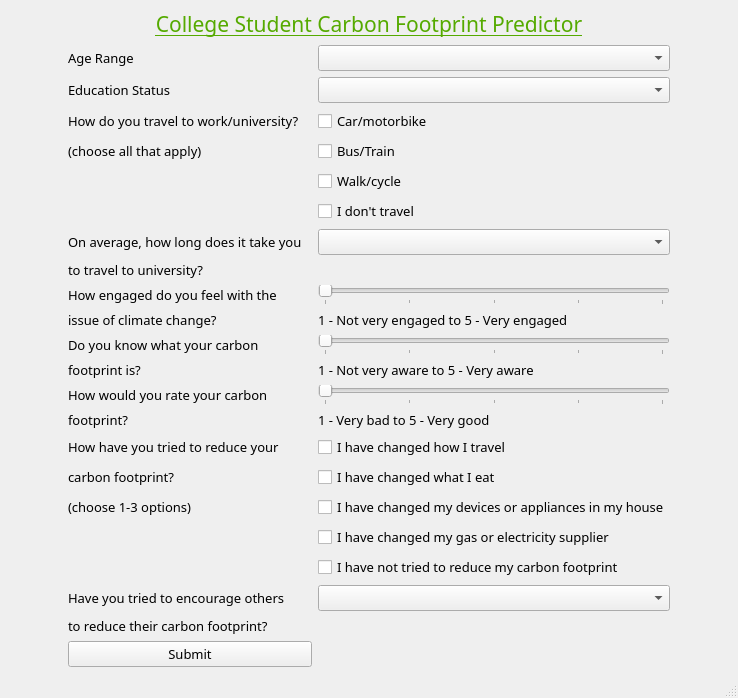
The window that BoilerMake2020.ui (nrodeghi/BoilerMake2020) describes before a commit, drawn with Qt 5.
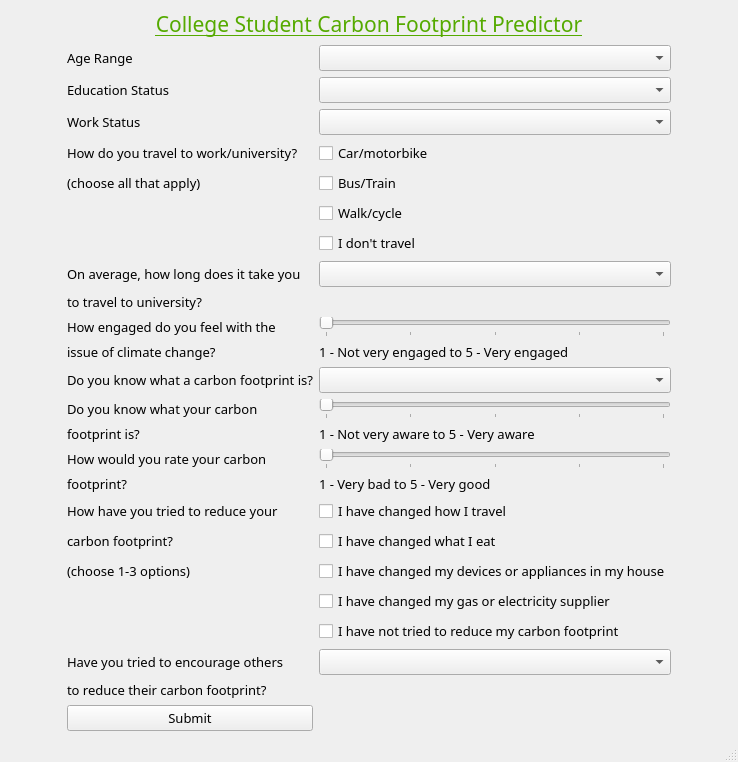
The same window after the commit. Icons and pictures are not drawn.

Diff of the .ui file:
```diff
--- a/BoilerMake2020.ui
+++ b/BoilerMake2020.ui
@@ -31,319 +31,7 @@
     <enum>Qt::LeftToRight</enum>
    </property>
    <layout class="QGridLayout" name="gridLayout">
-    <item row="2" column="1">
-     <spacer name="verticalSpacer">
-      <property name="orientation">
-       <enum>Qt::Vertical</enum>
-      </property>
-      <property name="sizeHint" stdset="0">
-       <size>
-        <width>20</width>
-        <height>40</height>
-       </size>
-      </property>
-     </spacer>
-    </item>
-    <item row="1" column="3">
-     <spacer name="horizontalSpacer">
-      <property name="orientation">
-       <enum>Qt::Horizontal</enum>
-      </property>
-      <property name="sizeHint" stdset="0">
-       <size>
-        <width>40</width>
-        <height>20</height>
-       </size>
-      </property>
-     </spacer>
-    </item>
-    <item row="47" column="1">
-     <widget class="QLabel" name="lbOthers2">
-      <property name="font">
-       <font>
-        <family>Bahnschrift</family>
-        <pointsize>10</pointsize>
-       </font>
-      </property>
-      <property name="text">
-       <string>to reduce their carbon footprint?</string>
-      </property>
-     </widget>
-    </item>
-    <item row="1" column="2">
-     <widget class="QComboBox" name="cbAge">
-      <property name="enabled">
-       <bool>true</bool>
-      </property>
-      <property name="font">
-       <font>
-        <family>Bahnschrift</family>
-        <pointsize>10</pointsize>
-       </font>
-      </property>
-     </widget>
-    </item>
-    <item row="9" column="1">
-     <widget class="QLabel" name="lbTravel2">
-      <property name="font">
-       <font>
-        <family>Bahnschrift</family>
-        <pointsize>10</pointsize>
-       </font>
-      </property>
-      <property name="text">
-       <string>(choose all that apply)</string>
-      </property>
-     </widget>
-    </item>
-    <item row="3" column="1">
-     <widget class="QLabel" name="lbEdu">
-      <property name="font">
-       <font>
-        <family>Bahnschrift</family>
-        <pointsize>10</pointsize>
-       </font>
-      </property>
-      <property name="text">
-       <string>Education Status</string>
-      </property>
-     </widget>
-    </item>
-    <item row="3" column="2">
-     <widget class="QComboBox" name="cbEdu">
-      <property name="font">
-       <font>
-        <family>Bahnschrift</family>
-        <pointsize>10</pointsize>
-       </font>
-      </property>
-     </widget>
-    </item>
-    <item row="0" column="1" colspan="2">
-     <widget class="QLabel" name="lbTitle">
-      <property name="font">
-       <font>
-        <family>Bahnschrift</family>
-        <pointsize>14</pointsize>
-       </font>
-      </property>
-      <property name="text">
-       <string>&lt;html&gt;&lt;head/&gt;&lt;body&gt;&lt;p align=&quot;center&quot;&gt;&lt;span style=&quot; font-size:16pt; text-decoration: underline; color:#55aa00;&quot;&gt;College Student Carbon Footprint Predictor&lt;/span&gt;&lt;/p&gt;&lt;/body&gt;&lt;/html&gt;</string>
-      </property>
-     </widget>
-    </item>
-    <item row="27" column="1">
-     <widget class="QLabel" name="lbTime1">
-      <property name="font">
-       <font>
-        <family>Bahnschrift</family>
-        <pointsize>10</pointsize>
-       </font>
-      </property>
-      <property name="text">
-       <string>On average, how long does it take you</string>
-      </property>
-     </widget>
-    </item>
-    <item row="30" column="2">
-     <widget class="QSlider" name="slEng">
-      <property name="minimum">
-       <number>1</number>
-      </property>
-      <property name="maximum">
-       <number>5</number>
-      </property>
-      <property name="orientation">
-       <enum>Qt::Horizontal</enum>
-      </property>
-      <property name="tickPosition">
-       <enum>QSlider::TicksBelow</enum>
-      </property>
-      <property name="tickInterval">
-       <number>1</number>
-      </property>
-     </widget>
-    </item>
-    <item row="37" column="2">
-     <widget class="QLabel" name="lbPrint3">
-      <property name="font">
-       <font>
-        <family>Bahnschrift</family>
-        <pointsize>10</pointsize>
-       </font>
-      </property>
-      <property name="text">
-       <string>1 - Very bad to 5 - Very good</string>
-      </property>
-     </widget>
-    </item>
-    <item row="36" column="1">
-     <widget class="QLabel" name="lbPrint1">
-      <property name="font">
-       <font>
-        <family>Bahnschrift</family>
-        <pointsize>10</pointsize>
-       </font>
-      </property>
-      <property name="text">
-       <string>How would you rate your carbon</string>
-      </property>
-     </widget>
-    </item>
     <item row="39" column="1">
-     <widget class="QLabel" name="lbTry1">
-      <property name="font">
-       <font>
-        <family>Bahnschrift</family>
-        <pointsize>10</pointsize>
-       </font>
-      </property>
-      <property name="text">
-       <string>How have you tried to reduce your</string>
-      </property>
-     </widget>
-    </item>
-    <item row="39" column="2">
-     <widget class="QCheckBox" name="chTry1">
-      <property name="font">
-       <font>
-        <family>Bahnschrift</family>
-        <pointsize>10</pointsize>
-       </font>
-      </property>
-      <property name="text">
-       <string>I have changed how I travel</string>
-      </property>
-     </widget>
-    </item>
-    <item row="34" column="1">
-     <widget class="QLabel" name="lbKnow2">
-      <property name="font">
-       <font>
-        <family>Bahnschrift</family>
-        <pointsize>10</pointsize>
-       </font>
-      </property>
-      <property name="text">
-       <string>footprint is?</string>
-      </property>
-     </widget>
-    </item>
-    <item row="37" column="1">
-     <widget class="QLabel" name="lbPrint2">
-      <property name="font">
-       <font>
-        <family>Bahnschrift</family>
-        <pointsize>10</pointsize>
-       </font>
-      </property>
-      <property name="text">
-       <string>footprint?</string>
-      </property>
-     </widget>
-    </item>
-    <item row="34" column="2">
-     <widget class="QLabel" name="lbKnow3">
-      <property name="font">
-       <font>
-        <family>Bahnschrift</family>
-        <pointsize>10</pointsize>
-       </font>
-      </property>
-      <property name="text">
-       <string>1 - Not very aware to 5 - Very aware</string>
-      </property>
-     </widget>
-    </item>
-    <item row="40" column="1">
-     <widget class="QLabel" name="lbTry2">
-      <property name="font">
-       <font>
-        <family>Bahnschrift</family>
-        <pointsize>10</pointsize>
-       </font>
-      </property>
-      <property name="text">
-       <string>carbon footprint?</string>
-      </property>
-     </widget>
-    </item>
-    <item row="27" column="2">
-     <widget class="QComboBox" name="cbTime">
-      <property name="font">
-       <font>
-        <family>Bahnschrift</family>
-        <pointsize>10</pointsize>
-       </font>
-      </property>
-     </widget>
-    </item>
-    <item row="30" column="1">
-     <widget class="QLabel" name="lbEng1">
-      <property name="font">
-       <font>
-        <family>Bahnschrift</family>
-        <pointsize>10</pointsize>
-       </font>
-      </property>
-      <property name="text">
-       <string>How engaged do you feel with the</string>
-      </property>
-     </widget>
-    </item>
-    <item row="40" column="2">
-     <widget class="QCheckBox" name="chTry2">
-      <property name="font">
-       <font>
-        <family>Bahnschrift</family>
-        <pointsize>10</pointsize>
-       </font>
-      </property>
-      <property name="text">
-       <string>I have changed what I eat</string>
-      </property>
-     </widget>
-    </item>
-    <item row="31" column="1">
-     <widget class="QLabel" name="lbEng2">
-      <property name="font">
-       <font>
-        <family>Bahnschrift</family>
-        <pointsize>10</pointsize>
-       </font>
-      </property>
-      <property name="text">
-       <string>issue of climate change?</string>
-      </property>
-     </widget>
-    </item>
-    <item row="31" column="2">
-     <widget class="QLabel" name="lbEng3">
-      <property name="font">
-       <font>
-        <family>Bahnschrift</family>
-        <pointsize>10</pointsize>
-       </font>
-      </property>
-      <property name="text">
-       <string>1 - Not very engaged to 5 - Very engaged</string>
-      </property>
-     </widget>
-    </item>
-    <item row="8" column="1">
-     <widget class="QLabel" name="lbTravel1">
-      <property name="font">
-       <font>
-        <family>Bahnschrift</family>
-        <pointsize>10</pointsize>
-       </font>
-      </property>
-      <property name="text">
-       <string>How do you travel to work/university?    </string>
-      </property>
-     </widget>
-    </item>
-    <item row="33" column="1">
      <widget class="QLabel" name="lbKnow1">
       <property name="font">
        <font>
@@ -356,7 +44,26 @@
       </property>
      </widget>
     </item>
-    <item row="28" column="1">
+    <item row="39" column="2">
+     <widget class="QSlider" name="slKnow">
+      <property name="minimum">
+       <number>1</number>
+      </property>
+      <property name="maximum">
+       <number>5</number>
+      </property>
+      <property name="orientation">
+       <enum>Qt::Horizontal</enum>
+      </property>
+      <property name="tickPosition">
+       <enum>QSlider::TicksBelow</enum>
+      </property>
+      <property name="tickInterval">
+       <number>1</number>
+      </property>
+     </widget>
+    </item>
+    <item row="32" column="1">
      <widget class="QLabel" name="lbTime2">
       <property name="font">
        <font>
@@ -369,26 +76,7 @@
       </property>
      </widget>
     </item>
-    <item row="33" column="2">
-     <widget class="QSlider" name="slKnow">
-      <property name="minimum">
-       <number>1</number>
-      </property>
-      <property name="maximum">
-       <number>5</number>
-      </property>
-      <property name="orientation">
-       <enum>Qt::Horizontal</enum>
-      </property>
-      <property name="tickPosition">
-       <enum>QSlider::TicksBelow</enum>
-      </property>
-      <property name="tickInterval">
-       <number>1</number>
-      </property>
-     </widget>
-    </item>
-    <item row="36" column="2">
+    <item row="42" column="2">
      <widget class="QSlider" name="slPrint">
       <property name="minimum">
        <number>1</number>
@@ -407,7 +95,7 @@
       </property>
      </widget>
     </item>
-    <item row="41" column="1">
+    <item row="47" column="1">
      <widget class="QLabel" name="lbTry3">
       <property name="font">
        <font>
@@ -420,8 +108,8 @@
       </property>
      </widget>
     </item>
-    <item row="46" column="1">
-     <widget class="QLabel" name="lbOthers1">
+    <item row="11" column="1">
+     <widget class="QLabel" name="lbTravel1">
       <property name="font">
        <font>
         <family>Bahnschrift</family>
@@ -429,138 +117,37 @@
        </font>
       </property>
       <property name="text">
-       <string>Have you tried to encourage others</string>
+       <string>How do you travel to work/university?    </string>
       </property>
      </widget>
     </item>
-    <item row="42" column="2">
-     <widget class="QCheckBox" name="chTry4">
-      <property name="font">
-       <font>
-        <family>Bahnschrift</family>
-        <pointsize>10</pointsize>
-       </font>
-      </property>
-      <property name="text">
-       <string>I have changed my gas or electricity supplier</string>
-      </property>
-     </widget>
-    </item>
-    <item row="9" column="2">
-     <widget class="QCheckBox" name="chBus">
-      <property name="font">
-       <font>
-        <family>Bahnschrift</family>
-        <pointsize>10</pointsize>
-       </font>
-      </property>
-      <property name="text">
-       <string>Bus/Train</string>
-      </property>
-     </widget>
-    </item>
-    <item row="43" column="2">
-     <widget class="QCheckBox" name="chTry5">
-      <property name="font">
-       <font>
-        <family>Bahnschrift</family>
-        <pointsize>10</pointsize>
-       </font>
-      </property>
-      <property name="text">
-       <string>I have not tried to reduce my carbon footprint</string>
-      </property>
-     </widget>
-    </item>
-    <item row="41" column="2">
-     <widget class="QCheckBox" name="chTry3">
-      <property name="font">
-       <font>
-        <family>Bahnschrift</family>
-        <pointsize>10</pointsize>
-       </font>
-      </property>
-      <property name="text">
-       <string>I have changed my devices or appliances in my house</string>
-      </property>
-     </widget>
-    </item>
-    <item row="46" column="2">
-     <widget class="QComboBox" name="cbOthers">
-      <property name="font">
-       <font>
-        <family>Bahnschrift</family>
-        <pointsize>10</pointsize>
-       </font>
-      </property>
-     </widget>
-    </item>
-    <item row="1" column="0">
-     <spacer name="horizontalSpacer_2">
-      <property name="orientation">
-       <enum>Qt::Horizontal</enum>
-      </property>
-      <property name="sizeHint" stdset="0">
-       <size>
-        <width>40</width>
-        <height>20</height>
-       </size>
-      </property>
-     </spacer>
-    </item>
-    <item row="26" column="1">
-     <spacer name="verticalSpacer_3">
-      <property name="orientation">
-       <enum>Qt::Vertical</enum>
-      </property>
-      <property name="sizeHint" stdset="0">
-       <size>
-        <width>20</width>
-        <height>40</height>
-       </size>
-      </property>
-     </spacer>
-    </item>
-    <item row="32" column="1">
-     <spacer name="verticalSpacer_5">
-      <property name="orientation">
-       <enum>Qt::Vertical</enum>
-      </property>
-      <property name="sizeHint" stdset="0">
-       <size>
-        <width>20</width>
-        <height>40</height>
-       </size>
-      </property>
-     </spacer>
-    </item>
-    <item row="4" column="1">
-     <spacer name="verticalSpacer_2">
-      <property name="orientation">
-       <enum>Qt::Vertical</enum>
-      </property>
-      <property name="sizeHint" stdset="0">
-       <size>
-        <width>20</width>
-        <height>40</height>
-       </size>
-      </property>
-     </spacer>
-    </item>
-    <item row="29" column="1">
-     <spacer name="verticalSpacer_4">
-      <property name="orientation">
-       <enum>Qt::Vertical</enum>
-      </property>
-      <property name="sizeHint" stdset="0">
-       <size>
-        <width>20</width>
-        <height>40</height>
-       </size>
-      </property>
-     </spacer>
-    </item>
     <item row="35" column="1">
+     <widget class="QLabel" name="lbEng2">
+      <property name="font">
+       <font>
+        <family>Bahnschrift</family>
+        <pointsize>10</pointsize>
+       </font>
+      </property>
+      <property name="text">
+       <string>issue of climate change?</string>
+      </property>
+     </widget>
+    </item>
+    <item row="35" column="2">
+     <widget class="QLabel" name="lbEng3">
+      <property name="font">
+       <font>
+        <family>Bahnschrift</family>
+        <pointsize>10</pointsize>
+       </font>
+      </property>
+      <property name="text">
+       <string>1 - Not very engaged to 5 - Very engaged</string>
+      </property>
+     </widget>
+    </item>
+    <item row="41" column="1">
      <spacer name="verticalSpacer_6">
       <property name="orientation">
        <enum>Qt::Vertical</enum>
@@ -573,7 +160,20 @@
       </property>
      </spacer>
     </item>
-    <item row="38" column="1">
+    <item row="33" column="1">
+     <spacer name="verticalSpacer_4">
+      <property name="orientation">
+       <enum>Qt::Vertical</enum>
+      </property>
+      <property name="sizeHint" stdset="0">
+       <size>
+        <width>20</width>
+        <height>40</height>
+       </size>
+      </property>
+     </spacer>
+    </item>
+    <item row="44" column="1">
      <spacer name="verticalSpacer_7">
       <property name="orientation">
        <enum>Qt::Vertical</enum>
@@ -586,7 +186,7 @@
       </property>
      </spacer>
     </item>
-    <item row="44" column="2">
+    <item row="50" column="2">
      <spacer name="verticalSpacer_8">
       <property name="orientation">
        <enum>Qt::Vertical</enum>
@@ -599,7 +199,7 @@
       </property>
      </spacer>
     </item>
-    <item row="48" column="1">
+    <item row="54" column="1">
      <spacer name="verticalSpacer_9">
       <property name="orientation">
        <enum>Qt::Vertical</enum>
@@ -612,7 +212,33 @@
       </property>
      </spacer>
     </item>
-    <item row="1" column="1">
+    <item row="6" column="1">
+     <spacer name="verticalSpacer_2">
+      <property name="orientation">
+       <enum>Qt::Vertical</enum>
+      </property>
+      <property name="sizeHint" stdset="0">
+       <size>
+        <width>20</width>
+        <height>40</height>
+       </size>
+      </property>
+     </spacer>
+    </item>
+    <item row="38" column="1">
+     <spacer name="verticalSpacer_5">
+      <property name="orientation">
+       <enum>Qt::Vertical</enum>
+      </property>
+      <property name="sizeHint" stdset="0">
+       <size>
+        <width>20</width>
+        <height>40</height>
+       </size>
+      </property>
+     </spacer>
+    </item>
+    <item row="2" column="1">
      <widget class="QLabel" name="lbAge">
       <property name="font">
        <font>
@@ -628,7 +254,7 @@
       </property>
      </widget>
     </item>
-    <item row="4" column="2">
+    <item row="6" column="2">
      <spacer name="verticalSpacer_10">
       <property name="orientation">
        <enum>Qt::Vertical</enum>
@@ -641,20 +267,7 @@
       </property>
      </spacer>
     </item>
-    <item row="8" column="2">
-     <widget class="QCheckBox" name="chCar">
-      <property name="font">
-       <font>
-        <family>Bahnschrift</family>
-        <pointsize>10</pointsize>
-       </font>
-      </property>
-      <property name="text">
-       <string>Car/motorbike</string>
-      </property>
-     </widget>
-    </item>
-    <item row="11" column="2">
+    <item row="14" column="2">
      <widget class="QCheckBox" name="chWalk">
       <property name="font">
        <font>
@@ -667,7 +280,7 @@
       </property>
      </widget>
     </item>
-    <item row="12" column="2">
+    <item row="15" column="2">
      <widget class="QCheckBox" name="chNone">
       <property name="font">
        <font>
@@ -680,7 +293,251 @@
       </property>
      </widget>
     </item>
-    <item row="50" column="1">
+    <item row="11" column="2">
+     <widget class="QCheckBox" name="chCar">
+      <property name="font">
+       <font>
+        <family>Bahnschrift</family>
+        <pointsize>10</pointsize>
+       </font>
+      </property>
+      <property name="text">
+       <string>Car/motorbike</string>
+      </property>
+     </widget>
+    </item>
+    <item row="7" column="1">
+     <widget class="QLabel" name="lbWork">
+      <property name="font">
+       <font>
+        <family>Bahnschrift</family>
+        <pointsize>10</pointsize>
+       </font>
+      </property>
+      <property name="text">
+       <string>Work Status</string>
+      </property>
+     </widget>
+    </item>
+    <item row="7" column="2">
+     <widget class="QComboBox" name="cbWork">
+      <property name="font">
+       <font>
+        <family>Bahnschrift</family>
+        <pointsize>10</pointsize>
+       </font>
+      </property>
+     </widget>
+    </item>
+    <item row="8" column="1">
+     <spacer name="verticalSpacer_12">
+      <property name="orientation">
+       <enum>Qt::Vertical</enum>
+      </property>
+      <property name="sizeHint" stdset="0">
+       <size>
+        <width>20</width>
+        <height>40</height>
+       </size>
+      </property>
+     </spacer>
+    </item>
+    <item row="31" column="2">
+     <widget class="QComboBox" name="cbTime">
+      <property name="font">
+       <font>
+        <family>Bahnschrift</family>
+        <pointsize>10</pointsize>
+       </font>
+      </property>
+     </widget>
+    </item>
+    <item row="34" column="1">
+     <widget class="QLabel" name="lbEng1">
+      <property name="font">
+       <font>
+        <family>Bahnschrift</family>
+        <pointsize>10</pointsize>
+       </font>
+      </property>
+      <property name="text">
+       <string>How engaged do you feel with the</string>
+      </property>
+     </widget>
+    </item>
+    <item row="46" column="2">
+     <widget class="QCheckBox" name="chTry2">
+      <property name="font">
+       <font>
+        <family>Bahnschrift</family>
+        <pointsize>10</pointsize>
+       </font>
+      </property>
+      <property name="text">
+       <string>I have changed what I eat</string>
+      </property>
+     </widget>
+    </item>
+    <item row="46" column="1">
+     <widget class="QLabel" name="lbTry2">
+      <property name="font">
+       <font>
+        <family>Bahnschrift</family>
+        <pointsize>10</pointsize>
+       </font>
+      </property>
+      <property name="text">
+       <string>carbon footprint?</string>
+      </property>
+     </widget>
+    </item>
+    <item row="40" column="2">
+     <widget class="QLabel" name="lbKnow3">
+      <property name="font">
+       <font>
+        <family>Bahnschrift</family>
+        <pointsize>10</pointsize>
+       </font>
+      </property>
+      <property name="text">
+       <string>1 - Not very aware to 5 - Very aware</string>
+      </property>
+     </widget>
+    </item>
+    <item row="43" column="1">
+     <widget class="QLabel" name="lbPrint2">
+      <property name="font">
+       <font>
+        <family>Bahnschrift</family>
+        <pointsize>10</pointsize>
+       </font>
+      </property>
+      <property name="text">
+       <string>footprint?</string>
+      </property>
+     </widget>
+    </item>
+    <item row="40" column="1">
+     <widget class="QLabel" name="lbKnow2">
+      <property name="font">
+       <font>
+        <family>Bahnschrift</family>
+        <pointsize>10</pointsize>
+       </font>
+      </property>
+      <property name="text">
+       <string>footprint is?</string>
+      </property>
+     </widget>
+    </item>
+    <item row="4" column="1">
+     <spacer name="verticalSpacer">
+      <property name="orientation">
+       <enum>Qt::Vertical</enum>
+      </property>
+      <property name="sizeHint" stdset="0">
+       <size>
+        <width>20</width>
+        <height>40</height>
+       </size>
+      </property>
+     </spacer>
+    </item>
+    <item row="0" column="1" colspan="2">
+     <widget class="QLabel" name="lbTitle">
+      <property name="font">
+       <font>
+        <family>Bahnschrift</family>
+        <pointsize>14</pointsize>
+       </font>
+      </property>
+      <property name="text">
+       <string>&lt;html&gt;&lt;head/&gt;&lt;body&gt;&lt;p align=&quot;center&quot;&gt;&lt;span style=&quot; font-size:16pt; text-decoration: underline; color:#55aa00;&quot;&gt;College Student Carbon Footprint Predictor&lt;/span&gt;&lt;/p&gt;&lt;/body&gt;&lt;/html&gt;</string>
+      </property>
+     </widget>
+    </item>
+    <item row="31" column="1">
+     <widget class="QLabel" name="lbTime1">
+      <property name="font">
+       <font>
+        <family>Bahnschrift</family>
+        <pointsize>10</pointsize>
+       </font>
+      </property>
+      <property name="text">
+       <string>On average, how long does it take you</string>
+      </property>
+     </widget>
+    </item>
+    <item row="34" column="2">
+     <widget class="QSlider" name="slEng">
+      <property name="minimum">
+       <number>1</number>
+      </property>
+      <property name="maximum">
+       <number>5</number>
+      </property>
+      <property name="orientation">
+       <enum>Qt::Horizontal</enum>
+      </property>
+      <property name="tickPosition">
+       <enum>QSlider::TicksBelow</enum>
+      </property>
+      <property name="tickInterval">
+       <number>1</number>
+      </property>
+     </widget>
+    </item>
+    <item row="43" column="2">
+     <widget class="QLabel" name="lbPrint3">
+      <property name="font">
+       <font>
+        <family>Bahnschrift</family>
+        <pointsize>10</pointsize>
+       </font>
+      </property>
+      <property name="text">
+       <string>1 - Very bad to 5 - Very good</string>
+      </property>
+     </widget>
+    </item>
+    <item row="12" column="1">
+     <widget class="QLabel" name="lbTravel2">
+      <property name="font">
+       <font>
+        <family>Bahnschrift</family>
+        <pointsize>10</pointsize>
+       </font>
+      </property>
+      <property name="text">
+       <string>(choose all that apply)</string>
+      </property>
+     </widget>
+    </item>
+    <item row="5" column="1">
+     <widget class="QLabel" name="lbEdu">
+      <property name="font">
+       <font>
+        <family>Bahnschrift</family>
+        <pointsize>10</pointsize>
+       </font>
+      </property>
+      <property name="text">
+       <string>Education Status</string>
+      </property>
+     </widget>
+    </item>
+    <item row="5" column="2">
+     <widget class="QComboBox" name="cbEdu">
+      <property name="font">
+       <font>
+        <family>Bahnschrift</family>
+        <pointsize>10</pointsize>
+       </font>
+      </property>
+     </widget>
+    </item>
+    <item row="56" column="1">
      <widget class="QPushButton" name="btnSubmit">
       <property name="font">
        <font>
@@ -693,6 +550,234 @@
       </property>
      </widget>
     </item>
+    <item row="37" column="1">
+     <widget class="QLabel" name="lbYou">
+      <property name="font">
+       <font>
+        <family>Bahnschrift</family>
+        <pointsize>10</pointsize>
+       </font>
+      </property>
+      <property name="text">
+       <string>Do you know what a carbon footprint is?</string>
+      </property>
+     </widget>
+    </item>
+    <item row="53" column="1">
+     <widget class="QLabel" name="lbOthers2">
+      <property name="font">
+       <font>
+        <family>Bahnschrift</family>
+        <pointsize>10</pointsize>
+       </font>
+      </property>
+      <property name="text">
+       <string>to reduce their carbon footprint?</string>
+      </property>
+     </widget>
+    </item>
+    <item row="2" column="3">
+     <spacer name="horizontalSpacer">
+      <property name="orientation">
+       <enum>Qt::Horizontal</enum>
+      </property>
+      <property name="sizeHint" stdset="0">
+       <size>
+        <width>40</width>
+        <height>20</height>
+       </size>
+      </property>
+     </spacer>
+    </item>
+    <item row="2" column="2">
+     <widget class="QComboBox" name="cbAge">
+      <property name="enabled">
+       <bool>true</bool>
+      </property>
+      <property name="font">
+       <font>
+        <family>Bahnschrift</family>
+        <pointsize>10</pointsize>
+       </font>
+      </property>
+     </widget>
+    </item>
+    <item row="45" column="2">
+     <widget class="QCheckBox" name="chTry1">
+      <property name="font">
+       <font>
+        <family>Bahnschrift</family>
+        <pointsize>10</pointsize>
+       </font>
+      </property>
+      <property name="text">
+       <string>I have changed how I travel</string>
+      </property>
+     </widget>
+    </item>
+    <item row="45" column="1">
+     <widget class="QLabel" name="lbTry1">
+      <property name="font">
+       <font>
+        <family>Bahnschrift</family>
+        <pointsize>10</pointsize>
+       </font>
+      </property>
+      <property name="text">
+       <string>How have you tried to reduce your</string>
+      </property>
+     </widget>
+    </item>
+    <item row="42" column="1">
+     <widget class="QLabel" name="lbPrint1">
+      <property name="font">
+       <font>
+        <family>Bahnschrift</family>
+        <pointsize>10</pointsize>
+       </font>
+      </property>
+      <property name="text">
+       <string>How would you rate your carbon</string>
+      </property>
+     </widget>
+    </item>
+    <item row="47" column="2">
+     <widget class="QCheckBox" name="chTry3">
+      <property name="font">
+       <font>
+        <family>Bahnschrift</family>
+        <pointsize>10</pointsize>
+       </font>
+      </property>
+      <property name="text">
+       <string>I have changed my devices or appliances in my house</string>
+      </property>
+     </widget>
+    </item>
+    <item row="52" column="1">
+     <widget class="QLabel" name="lbOthers1">
+      <property name="font">
+       <font>
+        <family>Bahnschrift</family>
+        <pointsize>10</pointsize>
+       </font>
+      </property>
+      <property name="text">
+       <string>Have you tried to encourage others</string>
+      </property>
+     </widget>
+    </item>
+    <item row="12" column="2">
+     <widget class="QCheckBox" name="chBus">
+      <property name="font">
+       <font>
+        <family>Bahnschrift</family>
+        <pointsize>10</pointsize>
+       </font>
+      </property>
+      <property name="text">
+       <string>Bus/Train</string>
+      </property>
+     </widget>
+    </item>
+    <item row="48" column="2">
+     <widget class="QCheckBox" name="chTry4">
+      <property name="font">
+       <font>
+        <family>Bahnschrift</family>
+        <pointsize>10</pointsize>
+       </font>
+      </property>
+      <property name="text">
+       <string>I have changed my gas or electricity supplier</string>
+      </property>
+     </widget>
+    </item>
+    <item row="49" column="2">
+     <widget class="QCheckBox" name="chTry5">
+      <property name="font">
+       <font>
+        <family>Bahnschrift</family>
+        <pointsize>10</pointsize>
+       </font>
+      </property>
+      <property name="text">
+       <string>I have not tried to reduce my carbon footprint</string>
+      </property>
+     </widget>
+    </item>
+    <item row="52" column="2">
+     <widget class="QComboBox" name="cbOthers">
+      <property name="font">
+       <font>
+        <family>Bahnschrift</family>
+        <pointsize>10</pointsize>
+       </font>
+      </property>
+     </widget>
+    </item>
+    <item row="2" column="0">
+     <spacer name="horizontalSpacer_2">
+      <property name="orientation">
+       <enum>Qt::Horizontal</enum>
+      </property>
+      <property name="sizeHint" stdset="0">
+       <size>
+        <width>40</width>
+        <height>20</height>
+       </size>
+      </property>
+     </spacer>
+    </item>
+    <item row="30" column="1">
+     <spacer name="verticalSpacer_3">
+      <property name="orientation">
+       <enum>Qt::Vertical</enum>
+      </property>
+      <property name="sizeHint" stdset="0">
+       <size>
+        <width>20</width>
+        <height>40</height>
+       </size>
+      </property>
+     </spacer>
+    </item>
+    <item row="1" column="1">
+     <spacer name="verticalSpacer_11">
+      <property name="orientation">
+       <enum>Qt::Vertical</enum>
+      </property>
+      <property name="sizeHint" stdset="0">
+       <size>
+        <width>20</width>
+        <height>40</height>
+       </size>
+      </property>
+     </spacer>
+    </item>
+    <item row="37" column="2">
+     <widget class="QComboBox" name="cbYou">
+      <property name="font">
+       <font>
+        <family>Bahnschrift</family>
+        <pointsize>10</pointsize>
+       </font>
+      </property>
+     </widget>
+    </item>
+    <item row="36" column="1">
+     <spacer name="verticalSpacer_13">
+      <property name="orientation">
+       <enum>Qt::Vertical</enum>
+      </property>
+      <property name="sizeHint" stdset="0">
+       <size>
+        <width>20</width>
+        <height>40</height>
+       </size>
+      </property>
+     </spacer>
+    </item>
    </layout>
   </widget>
   <widget class="QMenuBar" name="menubar">
```
